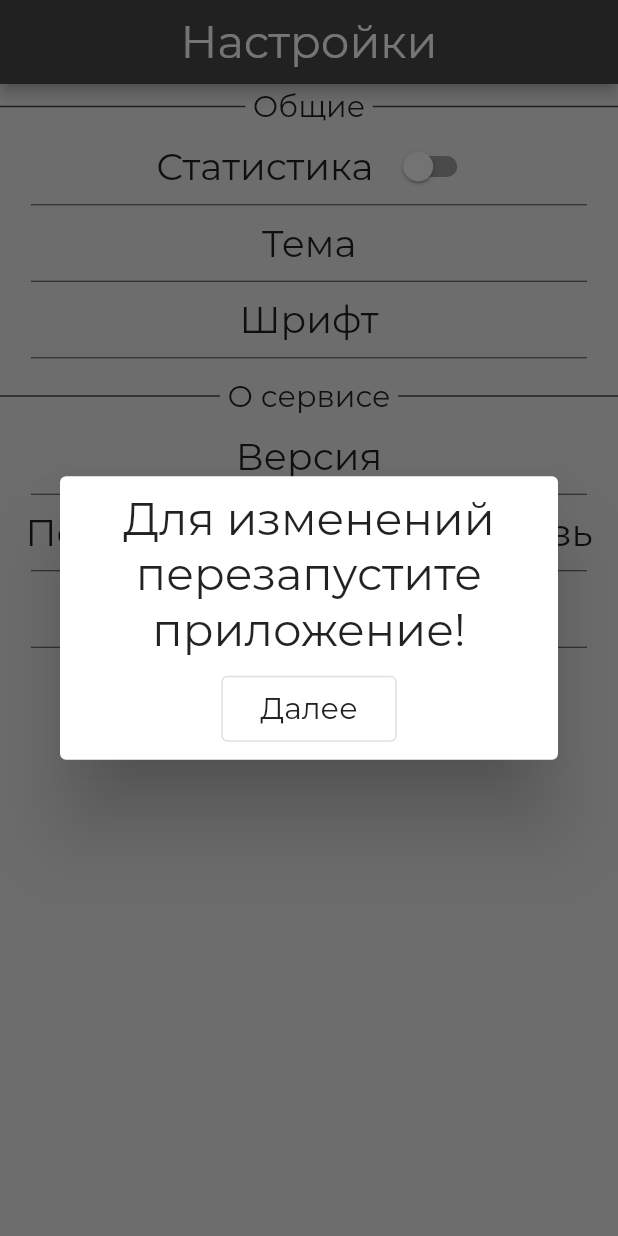
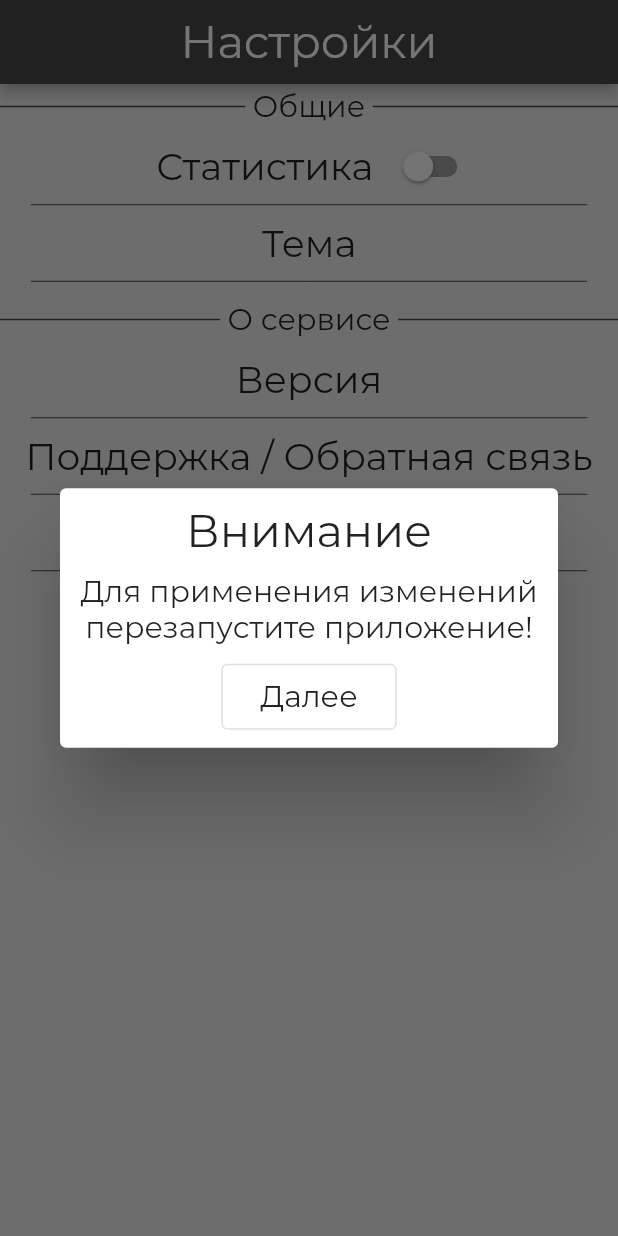
Before and after one commit to meg4cyberc4t/lister, a Flutter app: the SettingsPage screen opened directly, after a tap on "Статистика", on a phone screen of 412 x 824 dp. Run offline on Flutter 3.47's test engine with Material 2 defaults, Android fonts, the phone set to English and light mode, and no system bars; our stand-ins replace flutter_slidable, hive, hive_flutter, persistent_bottom_nav_bar, pie_chart, url_launcher_web; accounts and stored records are empty; project files that could hold a hidden picture were left out.

Commit message:
Лого, добивка настроек

```diff
--- a/lib/components/MySwitchStatsSettings.dart
+++ b/lib/components/MySwitchStatsSettings.dart
@@ -25,14 +25,14 @@ class _MySwitchStatsSettingsState extends State<MySwitchStatsSettings> {
           _switchValue = !_switchValue;
           SettingsController.setboolStats(_switchValue);
         });
-        alertRestartApp(context: context, setState: () => setState(() {}));
+        alertRestartApp(context: context);
       },
       onLongPress: () {
         setState(() {
           _switchValue = !_switchValue;
           SettingsController.setboolStats(_switchValue);
         });
-        alertRestartApp(context: context, setState: () => setState(() {}));
+        alertRestartApp(context: context);
       },
       child: Container(
         padding: EdgeInsets.zero,
@@ -63,8 +63,7 @@ class _MySwitchStatsSettingsState extends State<MySwitchStatsSettings> {
                           _switchValue = value;
                           SettingsController.setboolStats(_switchValue);
                         });
-                        alertRestartApp(
-                            context: context, setState: () => setState(() {}));
+                        alertRestartApp(context: context);
                       })
                 ],
               ),
--- a/lib/components/controller.dart
+++ b/lib/components/controller.dart
@@ -18,10 +18,6 @@ class ListerController {
 
   static Future<dynamic> initialize() async {
     storage = await Hive.openBox(ToDoDatabaseName);
-    storage.put('mainList', []);
-    storage.put('databaseNotes', {});
-    storage.put('databaseGroup', {});
-    storage.put('counters', counters);
     mainList = storage.get('mainList') ?? [];
     databaseNotes = storage.get('databaseNotes') ?? {};
     databaseGroups = storage.get('databaseGroup') ?? {};
@@ -44,6 +40,7 @@ class ListerController {
     databaseNotes[id] = Note(id: id, title: title, groupId: groupId);
     mainList.add(id);
     storage.put('mainList', mainList);
+    storage.put('databaseNotes', databaseNotes);
   }
 
   static void editNote({required int id, String? newTitle, int? groupId}) {
--- a/lib/components/dialogs/alertRestartApp.dart
+++ b/lib/components/dialogs/alertRestartApp.dart
@@ -5,7 +5,6 @@ import 'package:lister/variables.dart';
 
 Future<dynamic> alertRestartApp({
   required BuildContext context,
-  required Function setState,
 }) {
   return showDialog(
       context: context,
@@ -16,10 +15,16 @@ Future<dynamic> alertRestartApp({
           child: Column(
             mainAxisSize: MainAxisSize.min,
             children: [
-              Text('Для изменений перезапустите приложение!',
+              Text('Внимание',
                   textAlign: TextAlign.center,
                   style: TextStyle(
                     fontSize: fontSize2,
+                  )),
+              SizedBox(height: 10),
+              Text('Для применения изменений перезапустите приложение!',
+                  textAlign: TextAlign.center,
+                  style: TextStyle(
+                    fontSize: fontSize3,
                   )),
               SizedBox(height: 10),
               Row(
--- a/lib/components/settingsController.dart
+++ b/lib/components/settingsController.dart
@@ -6,9 +6,9 @@ class SettingsController {
 
   static Future<dynamic> initialize() async {
     settingsStorage = await Hive.openBox(SettingsDatabaseName);
-    fontSize1 = settingsStorage.get('fontSize1') ?? 35;
-    fontSize2 = settingsStorage.get('fontSize2') ?? 30;
-    fontSize3 = settingsStorage.get('fontSize3') ?? 20;
+    fontSize1 = settingsStorage.get('fontSize1') ?? 35.0;
+    fontSize2 = settingsStorage.get('fontSize2') ?? 30.0;
+    fontSize3 = settingsStorage.get('fontSize3') ?? 20.0;
     boolStats = settingsStorage.get('boolStats') ?? true;
     themeSettings = settingsStorage.get('themeSettings') ?? 'system';
     settingsStorage.put('fontSize1', fontSize1);
@@ -19,20 +19,26 @@ class SettingsController {
     return 0;
   }
 
-  static void get getfontSize1 => settingsStorage.get('fontSize1');
-  static void setFontSize1(int size) => settingsStorage.put('fontSize1', size);
+  static get getfontSize1 => settingsStorage.get('fontSize1');
+  static void setFontSize1(double? size) {
+    if (size != null) settingsStorage.put('fontSize1', size);
+  }
 
-  static void get getfontSize2 => settingsStorage.get('fontSize2');
-  static void setFontSize2(int size) => settingsStorage.put('fontSize1', size);
+  static get getfontSize2 => settingsStorage.get('fontSize2');
+  static void setFontSize2(double? size) {
+    if (size != null) settingsStorage.put('fontSize2', size);
+  }
 
-  static void get getfontSize3 => settingsStorage.get('fontSize3');
-  static void setFontSize3(int size) => settingsStorage.put('fontSize1', size);
+  static get getfontSize3 => settingsStorage.get('fontSize3');
+  static void setFontSize3(double? size) {
+    if (size != null) settingsStorage.put('fontSize3', size);
+  }
 
-  static void get getboolStats => settingsStorage.get('boolStats');
+  static get getboolStats => settingsStorage.get('boolStats');
   static void setboolStats(bool value) =>
       settingsStorage.put('boolStats', value);
 
-  static void get getThemeSettings => settingsStorage.get('themeSettings');
+  static get getThemeSettings => settingsStorage.get('themeSettings');
   static void setThemeSettings(String value) {
     if (value == 'system' || value == 'dark' || value == 'light')
       settingsStorage.put('themeSettings', value);
--- a/lib/pages/settingsPage.dart
+++ b/lib/pages/settingsPage.dart
@@ -4,6 +4,7 @@ import 'package:lister/components/MaterialButtonSettings.dart';
 import 'package:lister/components/MySwitchStatsSettings.dart';
 import 'package:lister/pages/settingsPages/developersPage.dart';
 import 'package:lister/pages/settingsPages/helpPage.dart';
+import 'package:lister/pages/settingsPages/themesPage.dart';
 import 'package:lister/pages/settingsPages/versionPage.dart';
 import 'package:lister/variables.dart';
 
@@ -25,8 +26,14 @@ class SettingsPage extends StatelessWidget {
         children: [
           FolderTitle(title: 'Общие'),
           MySwitchStatsSettings(title: 'Статистика'),
-          MaterialButtonSettings(title: 'Тема'),
-          MaterialButtonSettings(title: 'Шрифт'),
+          MaterialButtonSettings(
+            title: 'Тема',
+            onPressed: () => Navigator.push(
+                context,
+                MaterialPageRoute(
+                  builder: (context) => ThemesPage(),
+                )),
+          ),
           SizedBox(height: 10),
           FolderTitle(title: 'О сервисе'),
           MaterialButtonSettings(
--- a/lib/pages/settingsPages/developersPage.dart
+++ b/lib/pages/settingsPages/developersPage.dart
@@ -24,7 +24,7 @@ class DevelopersPage extends StatelessWidget {
                 children: [
                   Text(
                     """Что же, я и не думал, что в этот раздел кто-то заглянет..\nЭто моё первое полноценное приложение, написанное на технологии Dart+Flutter. Знали бы вы, сколько пота и крови было пролито во время написании этого приложения... Если бы не мои друзья, оно могло и не выйти вовсе, кстати о них. Хочу передать огромную благодарность:
-группе Conspectus, Алисе Матросовой за помощь с цветовой палитрой, а так же Марату Геворкяну и Валерию Шишову за удивительное посвящение в Dart. Уверен, мы ещё не раз встретимся, а пока - поцка :)""",
+группе Conspectus, Алисе Матросовой за помощь с цветовой палитрой, а так же Марату Геворкяну и Валерию Шишову за удивительное посвящение в Dart. Уверен, мы ещё не раз встретимся, а пока - приятного пользования :)""",
                     textAlign: TextAlign.left,
                   ),
                   SizedBox(height: 20),
--- a/pubspec.yaml
+++ b/pubspec.yaml
@@ -18,6 +18,7 @@ dependencies:
   pie_chart: ^5.0.0
   theme_mode_handler: ^3.0.0
   url_launcher: ^6.0.6
+  flutter_launcher_icons: ^0.9.0
 
 dev_dependencies:
   flutter_test:
@@ -25,6 +26,11 @@ dev_dependencies:
   hive_generator: ^1.1.0
   build_runner: ^1.8.1
 
+flutter_icons:
+  android: "launcher_icon"
+  ios: true
+  image_path: "icons/logo.png"
+  remove_alpha_ios: true
 
 flutter:
   uses-material-design: true
```
Also changed, not shown: lib/main.dart (+7 -1 lines), lib/pages/homePage.dart (+4 -4 lines), lib/pages/settingsPages/themesPage.dart (added, +102 -0 lines), icons/logo.png (added), lib/pages/settingsPages/versionPage.dart (line endings or trailing spaces), 22 other files.
